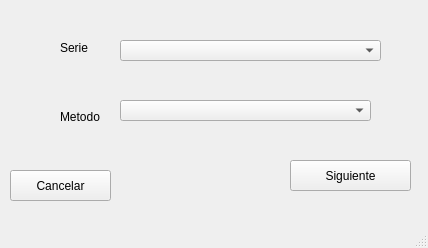
This is AnalizarMenu.ui in AndresMSE/IF---Interfaz as Qt 5 draws it before an edit. The edited form follows.
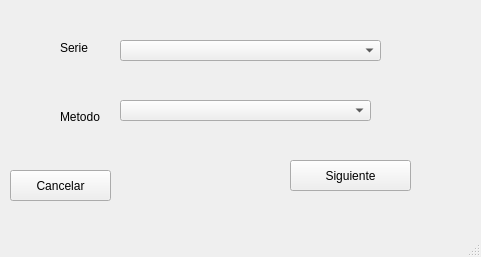
This is the edited form.

```diff
--- a/AnalizarMenu.ui
+++ b/AnalizarMenu.ui
@@ -6,8 +6,8 @@
    <rect>
     <x>0</x>
     <y>0</y>
-    <width>428</width>
-    <height>248</height>
+    <width>481</width>
+    <height>257</height>
    </rect>
   </property>
   <property name="windowTitle">
```
Left out of the diff: 2 changed lines with no effect on the pictures.
